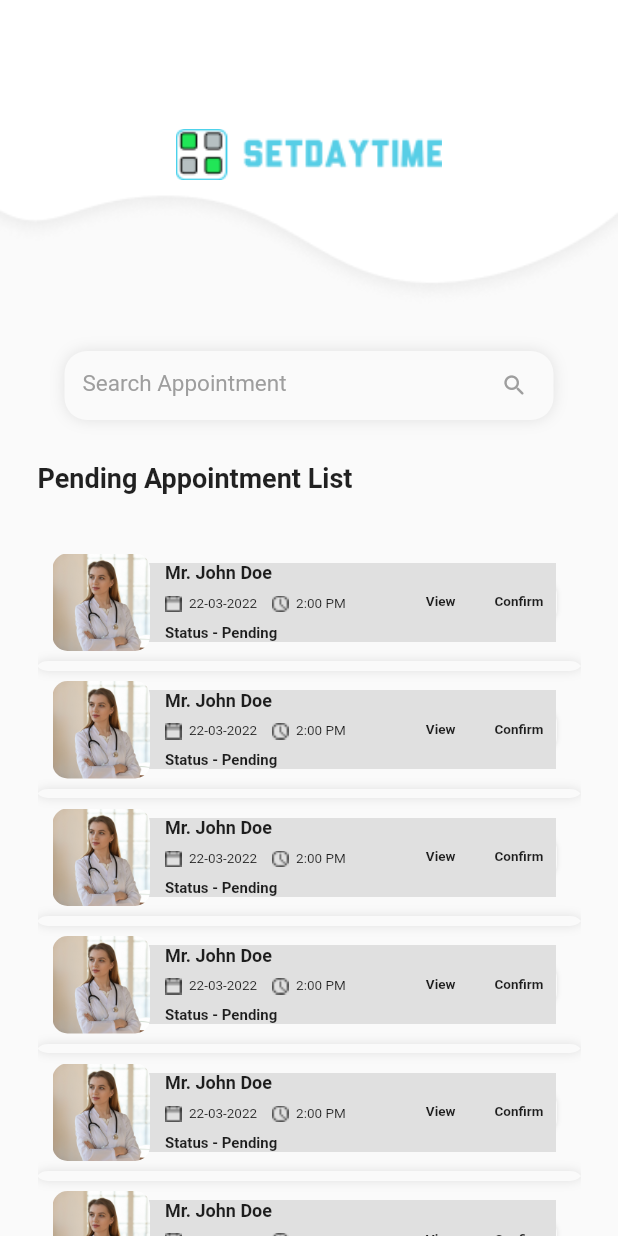
After one commit to rushit5560/Booking_Management_Project, a Flutter app: the VendorHomeScreen screen opened directly, on a phone screen of 412 x 824 dp. The commit adds this screen. Run offline on Flutter 3.47's test engine with Material 2 defaults, Android fonts, the phone set to English and light mode, and no system bars; our stand-ins replace flutter_rating_bar, get, pin_input_text_field.

Commit message:
vendor Side (Home Screen UI)

```diff
--- a/booking_management/lib/common_modules/constants/app_images.dart
+++ b/booking_management/lib/common_modules/constants/app_images.dart
@@ -33,6 +33,8 @@ class AppImages {
   static const changePasswordImg = root + "change_password.png";
   static const resourcesImg = root + "resources.png";
   static const subscriptionsImg = root + "subscriptions.png";
+  static const dateImg = root + "date.png";
+  static const timeImg = root + "time.png";
 
 
 }
--- /dev/null
+++ b/booking_management/lib/vendor_side/controllers/vendor_home_screen_controller/vendor_home_screen_controller.dart
@@ -0,0 +1,6 @@
+import 'package:flutter/material.dart';
+import 'package:get/get.dart';
+
+class VendorHomeScreenController extends GetxController {
+  TextEditingController searchAppointmentFieldController = TextEditingController();
+}
--- /dev/null
+++ b/booking_management/lib/vendor_side/screens/vendor_home_screen/vendor_home_screen.dart
@@ -0,0 +1,31 @@
+import 'package:booking_management/common_modules/extension_methods/extension_methods.dart';
+import 'package:flutter/material.dart';
+import 'package:get/get.dart';
+
+import '../../../user_side/screens/home_screen/home_screen_widgets.dart';
+import '../../controllers/vendor_home_screen_controller/vendor_home_screen_controller.dart';
+import 'vendor_home_screen_widgets.dart';
+
+class VendorHomeScreen extends StatelessWidget {
+  VendorHomeScreen({Key? key}) : super(key: key);
+  final vendorHomeScreenController = Get.put(VendorHomeScreenController());
+
+  @override
+  Widget build(BuildContext context) {
+    return Scaffold(
+      body: SafeArea(
+        child: Column(
+          children: [
+            const HeaderModule(),
+            const SizedBox(height: 30),
+
+            const SearchAppointmentField().commonSymmetricPadding(horizontal: 45),
+            const SizedBox(height: 30),
+            const PendingListTextModule().commonSymmetricPadding(horizontal: 25),
+            Expanded(child: const PendingAppointmentListModule().commonSymmetricPadding(horizontal: 25)),
+          ],
+        ),
+      ),
+    );
+  }
+}
--- /dev/null
+++ b/booking_management/lib/vendor_side/screens/vendor_home_screen/vendor_home_screen_widgets.dart
@@ -0,0 +1,263 @@
+import 'package:booking_management/common_modules/constants/app_images.dart';
+import 'package:booking_management/common_modules/extension_methods/extension_methods.dart';
+import 'package:flutter/material.dart';
+import 'package:get/get.dart';
+import '../../controllers/vendor_home_screen_controller/vendor_home_screen_controller.dart';
+
+VendorHomeScreenController screenController = Get.find<VendorHomeScreenController>();
+
+
+class SearchAppointmentField extends StatelessWidget {
+  const SearchAppointmentField({Key? key}) : super(key: key);
+
+  @override
+  Widget build(BuildContext context) {
+    return Container(
+      height: 42,
+      decoration: BoxDecoration(
+        borderRadius: BorderRadius.circular(15),
+        boxShadow: [
+          BoxShadow(
+            spreadRadius: 2,
+            blurRadius: 8,
+            color: Colors.grey.shade300,
+            blurStyle: BlurStyle.outer,
+          ),
+        ],
+      ),
+      child: TextFormField(
+        controller: screenController.searchAppointmentFieldController,
+        cursorColor: Colors.grey,
+        decoration: InputDecoration(
+          hintText: 'Search Appointment',
+          hintStyle: const TextStyle(
+            color: Colors.grey,
+            fontSize: 15,
+          ),
+          border: InputBorder.none,
+          isDense: true,
+          contentPadding: const EdgeInsets.symmetric(horizontal: 10, vertical: 14),
+          suffixIcon: GestureDetector(
+            onTap: () {},
+            child: const Icon(
+              Icons.search_rounded,
+              color: Colors.grey,
+            ),
+          ),
+        ),
+      ),
+    );
+  }
+}
+
+class PendingListTextModule extends StatelessWidget {
+  const PendingListTextModule({Key? key}) : super(key: key);
+
+  @override
+  Widget build(BuildContext context) {
+    return Column(
+      crossAxisAlignment: CrossAxisAlignment.stretch,
+      children: const [
+        Text(
+          'Pending Appointment List',
+          style: TextStyle(
+            fontWeight: FontWeight.bold,
+            fontSize: 18,
+          ),
+        ),
+        SizedBox(height: 30),
+      ],
+    );
+  }
+}
+
+
+class PendingAppointmentListModule extends StatelessWidget {
+  const PendingAppointmentListModule({Key? key}) : super(key: key);
+
+  @override
+  Widget build(BuildContext context) {
+    return ListView.builder(
+      itemCount: 10,
+      shrinkWrap: true,
+      physics: const BouncingScrollPhysics(),
+      itemBuilder: (context, i){
+        return Container(
+          decoration: BoxDecoration(
+            borderRadius: BorderRadius.circular(10),
+            boxShadow: [
+              BoxShadow(
+                spreadRadius: 3,
+                blurRadius: 5,
+                color: Colors.grey.shade300,
+                blurStyle: BlurStyle.outer,
+              ),
+            ],
+          ),
+          child: Row(
+            mainAxisAlignment: MainAxisAlignment.spaceBetween,
+            children: [
+              Expanded(
+                flex: 70,
+                child: Row(
+                  children: [
+                    _userImageModule(image: AppImages.vendorImg),
+                    const SizedBox(width: 10),
+                    Expanded(
+                      child: Column(
+                        crossAxisAlignment: CrossAxisAlignment.start,
+                        children: [
+                          _userNameModule(userName: "Mr. John Doe"),
+                          const SizedBox(height: 8),
+
+                          _dateAndTimeModule(date: "22-03-2022", time: "2:00 PM"),
+                          const SizedBox(height: 8),
+
+                          _statusModule(status: "Status - Pending"),
+                        ],
+                      ),
+                    ),
+                  ],
+                ),
+              ),
+
+              const SizedBox(width: 5),
+
+              Expanded(
+                flex: 30,
+                  child: Row(
+                    children: [
+                      _viewButton(),
+                      const SizedBox(width: 10),
+                      _confirmButton(),
+                    ],
+                  ),
+              ),
+            ],
+          ).commonAllSidePadding(10),
+        );
+      },
+    );
+  }
+
+  Widget _userImageModule({required String image}) {
+    return Container(
+      height: 65,
+      width: 65,
+      decoration: BoxDecoration(
+        borderRadius: BorderRadius.circular(10),
+        image: DecorationImage(
+          image: AssetImage(image),
+          fit: BoxFit.cover,
+        ),
+      ),
+    );
+  }
+
+  Widget _userNameModule({required String userName}) {
+    return Text(
+      userName,
+      style: const TextStyle(
+        fontSize: 12,
+        fontWeight: FontWeight.bold,
+      ),
+    );
+  }
+
+  Widget _dateAndTimeModule({required String date, required String time}) {
+    return Row(
+      children: [
+        Image.asset(
+          AppImages.dateImg,
+          height: 11,
+          width: 11,
+          fit: BoxFit.cover,
+        ),
+        const SizedBox(width: 5),
+        Text(
+          date,
+          style: const TextStyle(fontSize: 9),
+        ),
+
+        const SizedBox(width: 10),
+
+        Image.asset(
+          AppImages.timeImg,
+          height: 11,
+          width: 11,
+          fit: BoxFit.cover,
+        ),
+        const SizedBox(width: 5),
+        Text(
+          time,
+          style: const TextStyle(fontSize: 9),
+        ),
+      ],
+    );
+  }
+
+  Widget _statusModule({required String status}) {
+    return Text(
+      status,
+      style: const TextStyle(
+        fontSize: 10,
+        fontWeight: FontWeight.bold,
+      ),
+    );
+  }
+
+  Widget _viewButton() {
+    return Container(
+      decoration: BoxDecoration(
+        borderRadius: BorderRadius.circular(10),
+        boxShadow: [
+          BoxShadow(
+            spreadRadius: 1,
+            blurRadius: 2,
+            color: Colors.grey.shade300,
+            blurStyle: BlurStyle.outer,
+          ),
+        ],
+      ),
+      child: const Padding(
+        padding: EdgeInsets.all(8),
+        child: Text(
+          'View',
+          style: TextStyle(
+            fontSize: 9,
+            fontWeight: FontWeight.bold,
+          ),
+        ),
+      ),
+
+    );
+  }
+
+  Widget _confirmButton() {
+    return Container(
+      decoration: BoxDecoration(
+        borderRadius: BorderRadius.circular(10),
+        boxShadow: [
+          BoxShadow(
+            spreadRadius: 1,
+            blurRadius: 2,
+            color: Colors.grey.shade300,
+            blurStyle: BlurStyle.outer,
+          ),
+        ],
+      ),
+      child: const Padding(
+        padding: EdgeInsets.all(8),
+        child: Text(
+          'Confirm',
+          style: TextStyle(
+            fontSize: 9,
+            fontWeight: FontWeight.bold,
+          ),
+        ),
+      ),
+
+    );
+  }
+
+}
```
Also changed, not shown: booking_management/assets/images/date.png (added), booking_management/assets/images/shape.png, booking_management/assets/images/time.png (added).
